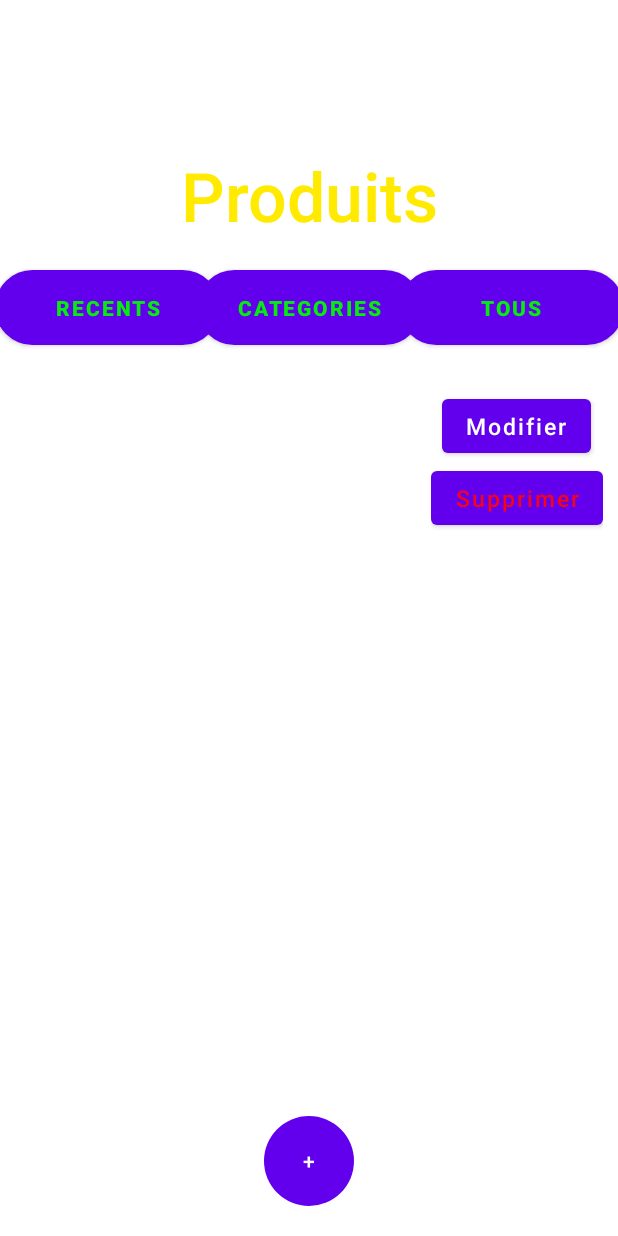
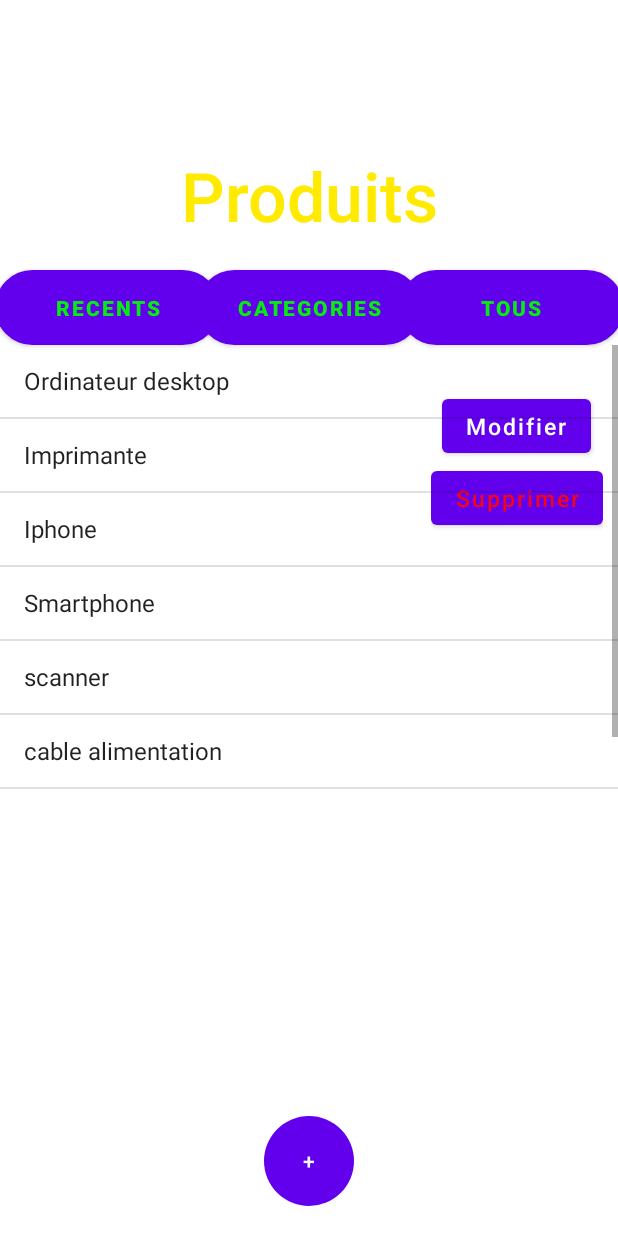
Before and after one commit to Francks25/FREH_GESTION, an Android app: the layout activity_produit.xml on its own in the app's theme, with its tools: preview values and no code run, on a phone screen of 412 x 824 dp. Run offline under Robolectric (Android 15) with nearby library versions, the phone set to English and light mode, and no system bars.

```diff
--- a/app/src/main/res/layout/activity_produit.xml
+++ b/app/src/main/res/layout/activity_produit.xml
@@ -113,6 +113,7 @@
           android:id="@+id/listView1"
           android:layout_width="match_parent"
           android:layout_height="300dp"
+          android:entries="@array/articles"
           app:layoutConstraintBottom_toBottomof="Parent"
           app:layout_constraintBottom_toBottomOf="parent"
           app:layout_constraintStart_toStartOf="parent"
```
